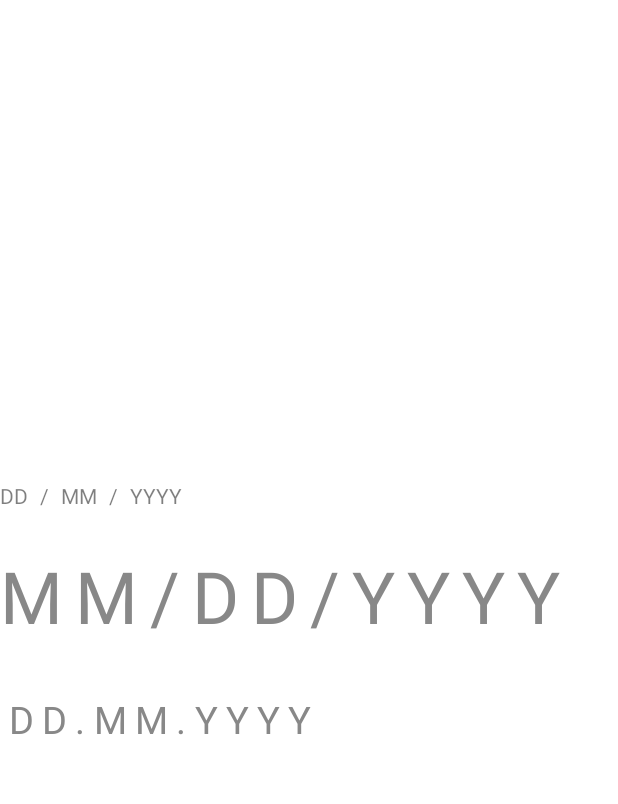
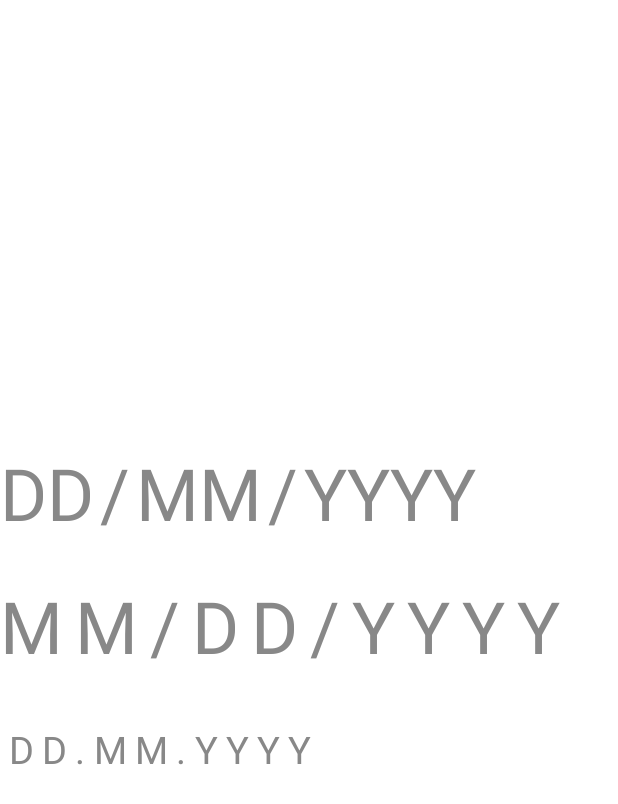
Before and after one commit to LanarsInc/compose-date-text-field, an Android app built with Jetpack Compose: the screen it shows after launch (MainActivity), on a phone screen of 412 x 824 dp. Shown: the top 804 px of the screen. Run offline under Robolectric (Android 15) with nearby library versions, the phone set to English and light mode, and no system bars.

Commit message:
Add delimiterSpacing parameter

```diff
--- a/app/src/main/java/com/lanars/compose/datetextfieldexample/MainActivity.kt
+++ b/app/src/main/java/com/lanars/compose/datetextfieldexample/MainActivity.kt
@@ -48,7 +48,10 @@ class MainActivity : ComponentActivity() {
                             Alignment.CenterVertically
                         )
                     ) {
-                        DateTextField3()
+                        DateTextField3(
+                            textStyle = MaterialTheme.typography.h3,
+                            hintTextStyle = MaterialTheme.typography.h3.copy(color = Color.Gray)
+                        )
 
                         DateTextField2()
 
--- a/datetextfield/src/main/java/com/lanars/compose/datetextfield/DateTextFieldDefaults.kt
+++ b/datetextfield/src/main/java/com/lanars/compose/datetextfield/DateTextFieldDefaults.kt
@@ -25,4 +25,6 @@ object DateTextFieldDefaults {
     val MainTextStyle = TextStyle.Default
 
     val HintTextStyle = MainTextStyle.copy(color = MainTextStyle.color.copy(alpha = 0.5f))
+
+    val DelimiterSpacing = 4.dp
 }
--- a/datetextfield/src/main/java/com/lanars/compose/datetextfield/new/DateTextField3.kt
+++ b/datetextfield/src/main/java/com/lanars/compose/datetextfield/new/DateTextField3.kt
@@ -37,6 +37,7 @@ import androidx.compose.ui.text.TextStyle
 import androidx.compose.ui.text.input.ImeOptions
 import androidx.compose.ui.text.input.TextFieldValue
 import androidx.compose.ui.text.input.TextInputSession
+import androidx.compose.ui.unit.Dp
 import androidx.compose.ui.unit.dp
 import com.lanars.compose.datetextfield.DateField
 import com.lanars.compose.datetextfield.DateFormat
@@ -58,7 +59,8 @@ fun DateTextField3(
     keyboardActions: KeyboardActions = KeyboardActions(),
     textStyle: TextStyle = DateTextFieldDefaults.MainTextStyle,
     hintTextStyle: TextStyle = DateTextFieldDefaults.HintTextStyle,
-    readOnly: Boolean = false
+    readOnly: Boolean = false,
+    delimiterSpacing: Dp = DateTextFieldDefaults.DelimiterSpacing
 ) {
     val dateFormat by remember {
         val factory = DateFormat.Factory()
@@ -102,7 +104,7 @@ fun DateTextField3(
         Text(
             delimiter,
             style = hintTextStyle,
-            modifier = Modifier.padding(horizontal = 8.dp)
+            modifier = Modifier.padding(horizontal = delimiterSpacing)
         )
     }
 
```
